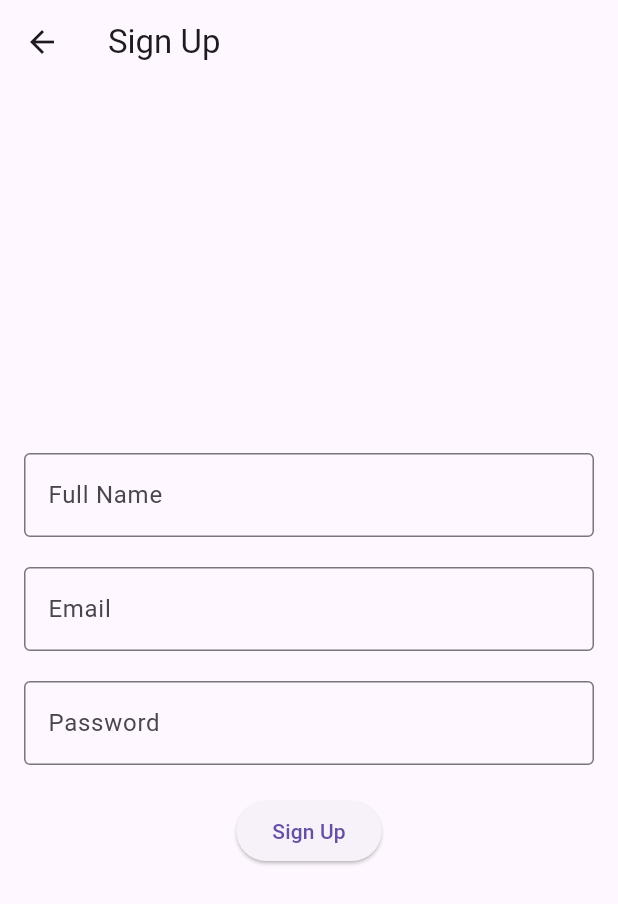
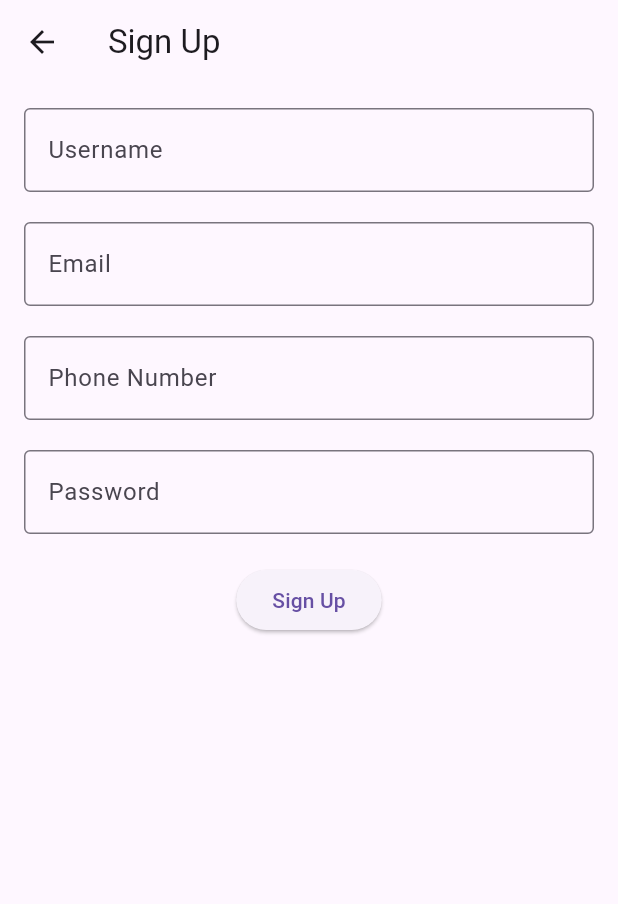
Before and after one commit to Priyanka-Kadel/gogear, a Flutter app: the SignupView screen opened by its route, on a phone screen of 412 x 824 dp. Shown: the top 904 px of the screen. Run offline on Flutter 3.47's test engine with Material 3 defaults, Android fonts, the light colour scheme and no system bars.

Commit message:
validation

```diff
--- a/gear_rental/lib/view/signup_view.dart
+++ b/gear_rental/lib/view/signup_view.dart
@@ -1,9 +1,11 @@
 import 'package:flutter/material.dart';
 
 class SignupView extends StatelessWidget {
-  final TextEditingController nameController = TextEditingController();
+  final TextEditingController usernameController = TextEditingController();
   final TextEditingController emailController = TextEditingController();
+  final TextEditingController phoneController = TextEditingController();
   final TextEditingController passwordController = TextEditingController();
+  final GlobalKey<FormState> _formKey = GlobalKey<FormState>();
 
   @override
   Widget build(BuildContext context) {
@@ -13,43 +15,93 @@ class SignupView extends StatelessWidget {
       ),
       body: Padding(
         padding: const EdgeInsets.all(16.0),
+        child: Form(
+          key: _formKey,
+          child: SingleChildScrollView(
             child: Column(
               mainAxisAlignment: MainAxisAlignment.center,
               children: [
-            TextField(
-              controller: nameController,
+                TextFormField(
+                  controller: usernameController,
                   decoration: InputDecoration(
-                labelText: 'Full Name',
+                    labelText: 'Username',
                     border: OutlineInputBorder(),
                   ),
+                  validator: (value) {
+                    if (value == null || value.isEmpty) {
+                      return 'Username is required';
+                    }
+                    return null;
+                  },
                 ),
                 SizedBox(height: 20),
-            TextField(
+                TextFormField(
                   controller: emailController,
                   decoration: InputDecoration(
                     labelText: 'Email',
                     border: OutlineInputBorder(),
                   ),
+                  validator: (value) {
+                    if (value == null || value.isEmpty) {
+                      return 'Email is required';
+                    }
+                    if (!RegExp(r"^[a-zA-Z0-9]+@[a-zA-Z0-9]+\.[a-zA-Z]+").hasMatch(value)) {
+                      return 'Enter a valid email address';
+                    }
+                    return null;
+                  },
                 ),
                 SizedBox(height: 20),
-            TextField(
+                TextFormField(
+                  controller: phoneController,
+                  decoration: InputDecoration(
+                    labelText: 'Phone Number',
+                    border: OutlineInputBorder(),
+                  ),
+                  keyboardType: TextInputType.phone,
+                  validator: (value) {
+                    if (value == null || value.isEmpty) {
+                      return 'Phone number is required';
+                    }
+                    if (!RegExp(r"^\d{10}$").hasMatch(value)) {
+                      return 'Enter a valid 10-digit phone number';
+                    }
+                    return null;
+                  },
+                ),
+                SizedBox(height: 20),
+                TextFormField(
                   controller: passwordController,
                   decoration: InputDecoration(
                     labelText: 'Password',
                     border: OutlineInputBorder(),
                   ),
                   obscureText: true,
+                  validator: (value) {
+                    if (value == null || value.isEmpty) {
+                      return 'Password is required';
+                    }
+                    if (value.length < 6) {
+                      return 'Password must be at least 6 characters';
+                    }
+                    return null;
+                  },
                 ),
                 SizedBox(height: 20),
                 ElevatedButton(
                   onPressed: () {
+                    if (_formKey.currentState!.validate()) {
+                      // Navigate to login if validation passes
                       Navigator.pushNamed(context, '/login');
+                    }
                   },
                   child: Text('Sign Up'),
                 ),
               ],
             ),
           ),
+        ),
+      ),
     );
   }
 }
```
Also changed, not shown: gear_rental/lib/view/login_view.dart (+24 -5 lines). Lines whose indentation alone changed are shown as unchanged.
